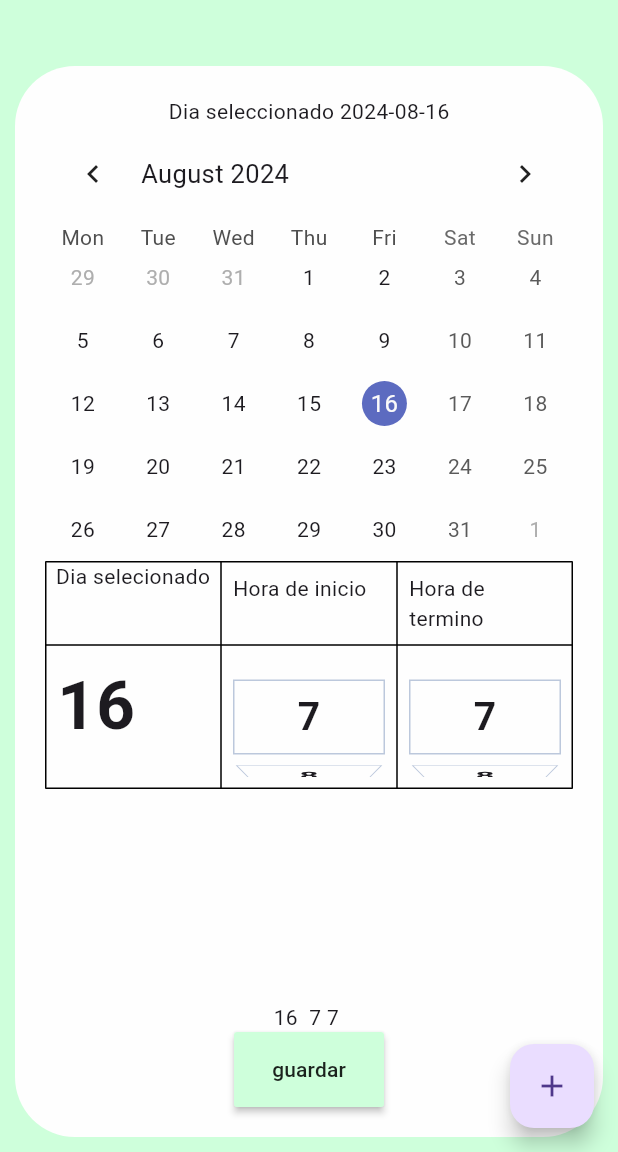
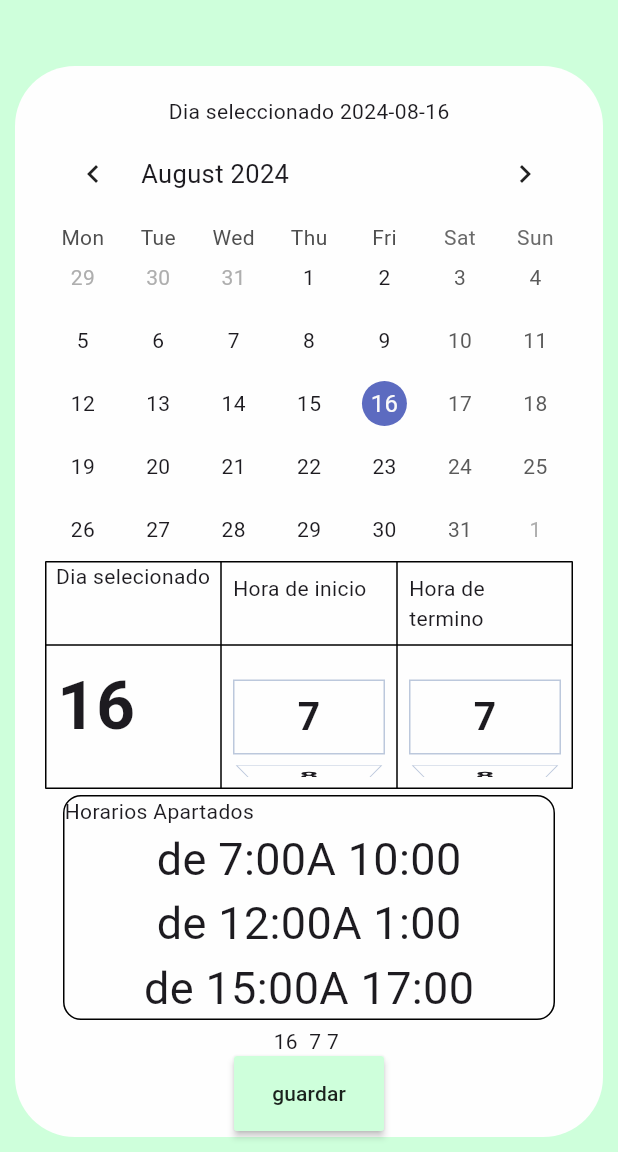
Before and after one commit to AlvaroAguirr/Sgasu_movil, a Flutter app: the Schedule screen opened directly, on a phone screen of 412 x 824 dp, the part 84-1236 px from its top. Run offline on Flutter 3.47's test engine with Material 3 defaults, Android fonts, the phone set to English and light mode, and no system bars; drawn by our look-alikes of table_calendar; network calls fail.

```diff
--- a/sgasu_movil/lib/main_app.dart
+++ b/sgasu_movil/lib/main_app.dart
@@ -1,5 +1,7 @@
 import 'package:flutter/material.dart';
+import 'package:sgasu_movil/screens/buttomsheet.dart';
 import 'package:sgasu_movil/screens/home_screens.dart';
+import 'package:sgasu_movil/screens/rooms.dart';
 import 'package:sgasu_movil/screens/scroll.dart';
 import 'package:sgasu_movil/theme/app_theme.dart';
 
--- a/sgasu_movil/lib/screens/schedule.dart
+++ b/sgasu_movil/lib/screens/schedule.dart
@@ -78,38 +78,39 @@ appBar: PreferredSize(
       ),
      ),
 ),
-floatingActionButton: FloatingActionButton(
-  onPressed: (){
-    showDialog(context: context
-    , builder: (context){
-      return AlertDialog(
-        scrollable: true,
-        title: const Text("Hora del evento" ),
-        content:
-        Padding(padding: const EdgeInsets.all(8.0),
-        child: TextField(
-          controller: _eventControler,
-        ),
-        ),
-        actions: [
-          ElevatedButton(onPressed: (){
-             if (events[_selectedDay] != null) {
-                  events[_selectedDay]!.add(Event(_eventControler.text));
-                } else {
-                  events[_selectedDay!] = [Event(_eventControler.text)];
-                }
-          _selectedEvent.value=_getEventsForDay(_selectedDay!);
-          Navigator.of(context).pop();
-          _eventControler.clear();
-          },
-          child:const Text("hecho")
-          ),
-        ]
-      );
-    });
-  },
-child: const Icon(Icons.add)
-),
+
+// floatingActionButton: FloatingActionButton(
+//   onPressed: (){
+//     showDialog(context: context
+//     , builder: (context){
+//       return AlertDialog(
+//         scrollable: true,
+//         title: const Text("Hora del evento" ),
+//         content:
+//         Padding(padding: const EdgeInsets.all(8.0),
+//         child: TextField(
+//           controller: _eventControler,
+//         ),
+//         ),
+//         actions: [
+//           ElevatedButton(onPressed: (){
+//              if (events[_selectedDay] != null) {
+//                   events[_selectedDay]!.add(Event(_eventControler.text));
+//                 } else {
+//                   events[_selectedDay!] = [Event(_eventControler.text)];
+//                 }
+//           _selectedEvent.value=_getEventsForDay(_selectedDay!);
+//           Navigator.of(context).pop();
+//           _eventControler.clear();
+//           },
+//           child:const Text("hecho")
+//           ),
+//         ]
+//       );
+//     });
+//   },
+// child: const Icon(Icons.add)
+// ),
 body: Container(
         margin: const EdgeInsets.all(10.0),
         padding: const EdgeInsets.all(20),
@@ -171,6 +172,43 @@ TableCalendar(
               ),
             ],
           ),
+          Container(
+            height: 150,
+            margin: EdgeInsets.symmetric(horizontal: 12,vertical: 4),
+                                  decoration: BoxDecoration(
+                                    border: Border.all(),
+                                    borderRadius: BorderRadius.circular(12)),
+            child:
+            //que se quede el list view  para mostrar los horarios usados
+             ListView(
+              children: [
+
+                Text("Horarios Apartados"),
+
+                Row(mainAxisAlignment: MainAxisAlignment.center,
+                  children: [
+
+                    Text("de 7:00",style: TextStyle(fontSize: 30),),
+                    Text("A 10:00",style: TextStyle(fontSize: 30),),
+                  ],
+                  ),
+                Row(
+                  mainAxisAlignment: MainAxisAlignment.center,
+                  children: [
+                    Text("de 12:00",style: TextStyle(fontSize: 30),),
+                    Text("A 1:00",style: TextStyle(fontSize: 30),),
+                  ],
+                  ),
+                Row(
+                  mainAxisAlignment: MainAxisAlignment.center,
+                  children: [
+                    Text("de 15:00",style: TextStyle(fontSize: 30),),
+                    Text("A 17:00",style: TextStyle(fontSize: 30),),
+                  ],
+                  ),
+              ],
+            ),
+              ),
 Expanded(
   child: ValueListenableBuilder<List<Event>>(
     valueListenable: _selectedEvent,
```
Also changed, not shown: sgasu_movil/lib/screens/buttomsheet.dart (added, +99 -0 lines), sgasu_movil/lib/screens/home_screens.dart (+98 -4 lines), sgasu_movil/lib/screens/rooms.dart (+18 -2 lines).
